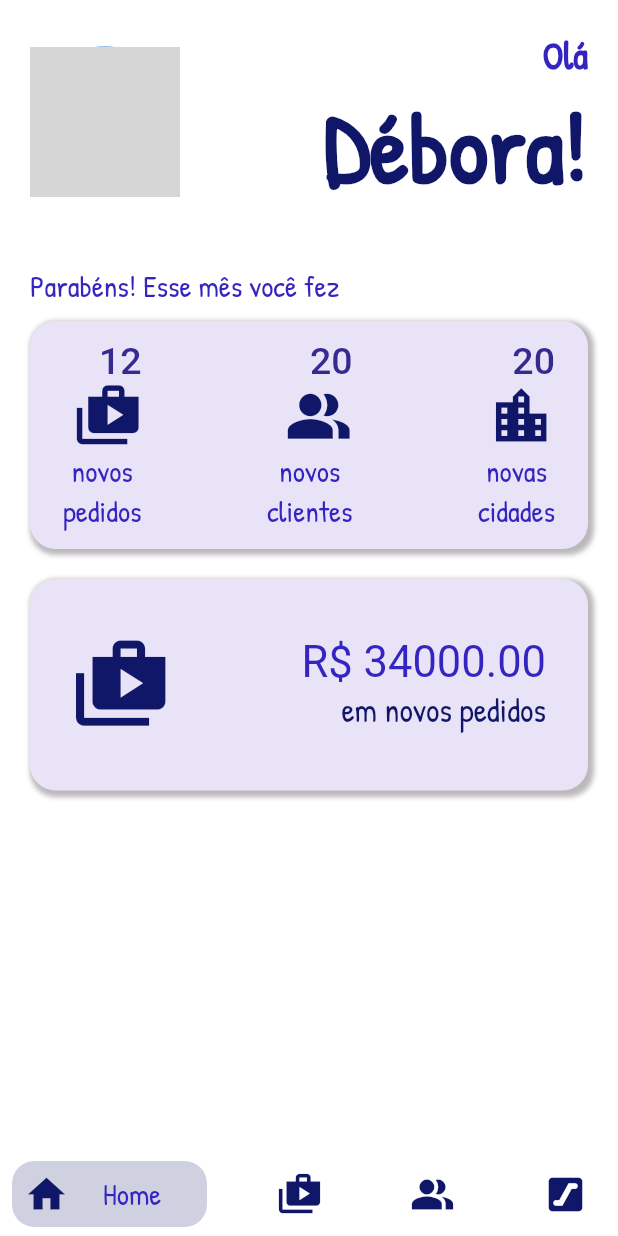
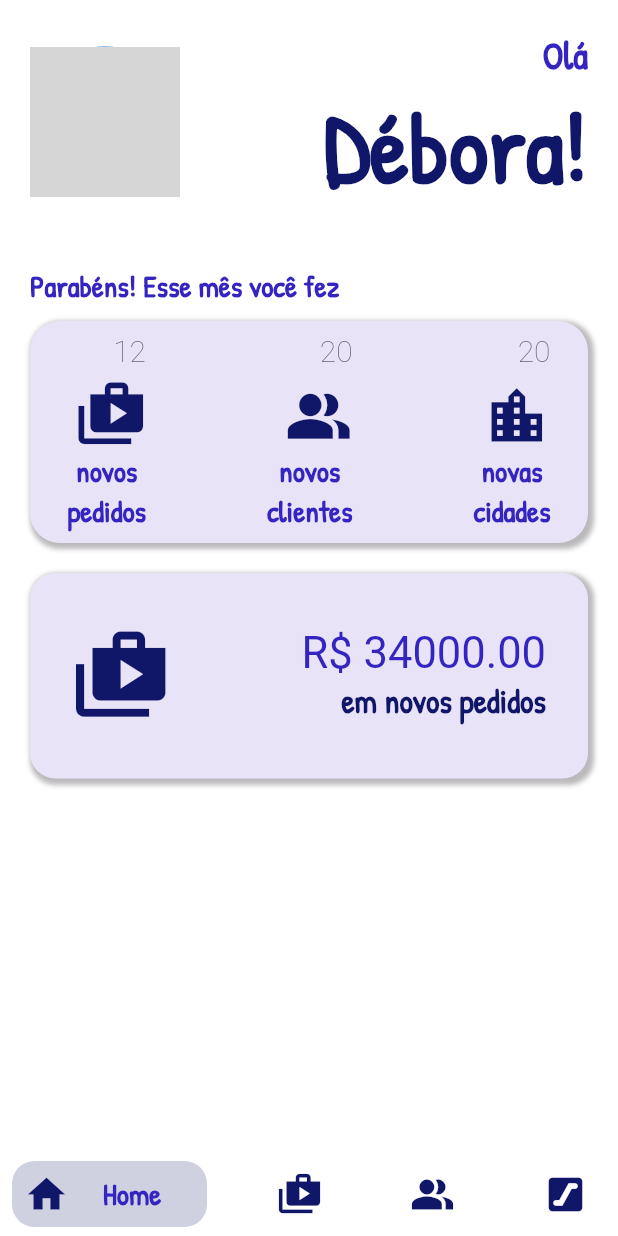
Before and after one commit to DeboraCrist/DesafioLayout, a Flutter app: the screen it shows after launch, on a phone screen of 412 x 824 dp. Run offline on Flutter 3.47's test engine with Material 2 defaults, Android fonts, the light colour scheme and no system bars; drawn by our look-alikes of bottom_navy_bar; our stand-ins replace google_fonts; network calls fail; grey boxes are pictures that could not be loaded.

Commit message:
arrumando detalhes

```diff
--- a/lib/main.dart
+++ b/lib/main.dart
@@ -1,7 +1,8 @@
 import 'package:bottom_navy_bar/bottom_navy_bar.dart';
 import 'package:flutter/material.dart';
 import 'ui/estilo/estilotexto.dart';
-import 'ui/elementos/cards.dart';
+import 'ui/elementos/card1.dart';
+import 'ui/elementos/card2.dart';
 import 'ui/estilo/cores.dart';
 import 'ui/elementos/botao.dart';
 
@@ -83,8 +84,8 @@ class _MyAppState extends State<MyApp> with SingleTickerProviderStateMixin {
           ),
         ),
         bottomNavigationBar: BottomNavyBar(
+          showElevation: false,
           selectedIndex: _indiceAtual,
-          showElevation: false,
           itemCornerRadius: 15,
           backgroundColor: Colors.white,
           curve: Curves.easeIn,
@@ -99,8 +100,9 @@ class _MyAppState extends State<MyApp> with SingleTickerProviderStateMixin {
                 "Home",
                 style: TextoStyles.textoSimples,
               ),
+              textAlign: TextAlign.center,
+              //cor da logo
               activeColor: Colores.primaria,
-              textAlign: TextAlign.center,
             ),
             BottomNavyBarItem(
                 icon: const Icon(Icons.shop_2, size: 30),
@@ -108,24 +110,24 @@ class _MyAppState extends State<MyApp> with SingleTickerProviderStateMixin {
                   "Loja",
                   style: TextoStyles.textoSimples,
                 ),
-                activeColor: Colores.primaria,
-                textAlign: TextAlign.center),
+                textAlign: TextAlign.center,
+                activeColor: Colores.primaria),
             BottomNavyBarItem(
                 icon: const Icon(Icons.people_alt, size: 30),
                 title: Text(
                   "Pessoas",
                   style: TextoStyles.textoSimples,
                 ),
-                activeColor: Colores.primaria,
-                textAlign: TextAlign.center),
+                textAlign: TextAlign.center,
+                activeColor: Colores.primaria),
             BottomNavyBarItem(
                 icon: const Icon(Icons.escalator, size: 30),
                 title: Text(
                   "Dados",
                   style: TextoStyles.textoSimples,
                 ),
-                activeColor: Colores.primaria,
-                textAlign: TextAlign.center),
+                textAlign: TextAlign.center,
+                activeColor: Colores.primaria),
           ],
         ),
       ),
--- a/lib/ui/elementos/cards.dart
+++ b/lib/ui/elementos/card1.dart
@@ -13,8 +13,10 @@ class Carde1 extends StatelessWidget {
 
     return Container(
       decoration: BoxDecoration(
-          borderRadius: BorderRadius.circular(17),
+          borderRadius: BorderRadius.circular(20),
           color: Colores.carde,
+
+          //borda do fundo
           boxShadow: [
             BoxShadow(
               color: const Color.fromARGB(255, 170, 167, 170).withOpacity(0.8),
@@ -25,28 +27,29 @@ class Carde1 extends StatelessWidget {
           ]),
       child: Padding(
         padding: const EdgeInsets.only(
-          top: 12,
-          bottom: 12,
-          right: 22,
-          left: 22,
+          top: 8,
+          bottom: 8,
+          right: 25,
+          left: 25,
         ),
         child: Row(
           mainAxisAlignment: MainAxisAlignment.spaceBetween,
           children: [
             Column(
               crossAxisAlignment: CrossAxisAlignment.end,
-              mainAxisAlignment: MainAxisAlignment.center,
               children: [
                 Text(
                   "$_pedidos",
                   style: TextoStyles.numeroMenor,
                 ),
+                const SizedBox(height: 8),
                 const Icon(
                   Icons.shop_2,
-                  size: 45,
+                  size: 47,
                   color: Colores.primaria,
                 ),
                 Column(
+                  crossAxisAlignment: CrossAxisAlignment.center,
                   children: [
                     Text("novos", style: TextoStyles.textoSimples),
                     Text("pedidos", style: TextoStyles.textoSimples)
@@ -62,12 +65,16 @@ class Carde1 extends StatelessWidget {
                   "$_clientes",
                   style: TextoStyles.numeroMenor,
                 ),
+                const SizedBox(
+                  height: 10,
+                ),
                 const Icon(
                   Icons.people_alt,
                   size: 45,
                   color: Colores.primaria,
                 ),
                 Column(
+                  crossAxisAlignment: CrossAxisAlignment.center,
                   children: [
                     Text("novos", style: TextoStyles.textoSimples),
                     Text("clientes", style: TextoStyles.textoSimples)
@@ -83,12 +90,16 @@ class Carde1 extends StatelessWidget {
                   "$_cidades",
                   style: TextoStyles.numeroMenor,
                 ),
+                const SizedBox(
+                  height: 10,
+                ),
                 const Icon(
                   Icons.location_city,
                   size: 45,
                   color: Colores.primaria,
                 ),
                 Column(
+                  crossAxisAlignment: CrossAxisAlignment.center,
                   children: [
                     Text("novas", style: TextoStyles.textoSimples),
                     Text("cidades", style: TextoStyles.textoSimples)
@@ -102,50 +113,3 @@ class Carde1 extends StatelessWidget {
     );
   }
 }
-
-class Carde2 extends StatelessWidget {
-  const Carde2({Key? key}) : super(key: key);
-
-  @override
-  Widget build(BuildContext context) {
-    double _quantia = 34000;
-
-    return Container(
-      decoration: BoxDecoration(
-          borderRadius: BorderRadius.circular(17),
-          color: Colores.carde,
-          boxShadow: [
-            BoxShadow(
-              color: const Color.fromARGB(255, 170, 167, 170).withOpacity(0.8),
-              blurRadius: 2,
-              spreadRadius: 2,
-              offset: const Offset(2, 2),
-            )
-          ]),
-      child: Padding(
-        padding:
-            const EdgeInsets.only(top: 38, bottom: 38, right: 28, left: 28),
-        child: Row(
-          mainAxisAlignment: MainAxisAlignment.spaceBetween,
-          children: [
-            const Icon(
-              Icons.shop_2,
-              size: 65,
-              color: Colores.primaria,
-            ),
-            Column(
-              crossAxisAlignment: CrossAxisAlignment.end,
-              children: [
-                Text(
-                  "R\$ ${_quantia}0",
-                  style: TextoStyles.dinheiro,
-                ),
-                Text("em novos pedidos", style: TextoStyles.textodinheiro),
-              ],
-            )
-          ],
-        ),
-      ),
-    );
-  }
-}
--- /dev/null
+++ b/lib/ui/elementos/card2.dart
@@ -0,0 +1,50 @@
+import 'package:flutter/material.dart';
+import 'package:prova_application_1/ui/estilo/cores.dart';
+import 'package:prova_application_1/ui/estilo/estilotexto.dart';
+
+class Carde2 extends StatelessWidget {
+  const Carde2({Key? key}) : super(key: key);
+
+  @override
+  Widget build(BuildContext context) {
+    double _quantia = 34000;
+
+    return Container(
+      decoration: BoxDecoration(
+          borderRadius: BorderRadius.circular(17),
+          color: Colores.carde,
+          boxShadow: [
+            BoxShadow(
+              color: const Color.fromARGB(255, 170, 167, 170).withOpacity(0.8),
+              blurRadius: 2,
+              spreadRadius: 2,
+              offset: const Offset(2, 2),
+            )
+          ]),
+      child: Padding(
+        padding:
+            const EdgeInsets.only(top: 36, bottom: 36, right: 28, left: 28),
+        child: Row(
+          mainAxisAlignment: MainAxisAlignment.spaceBetween,
+          children: [
+            const Icon(
+              Icons.shop_2,
+              size: 65,
+              color: Colores.primaria,
+            ),
+            Column(
+              crossAxisAlignment: CrossAxisAlignment.end,
+              children: [
+                Text(
+                  "R\$ ${_quantia}0",
+                  style: TextoStyles.dinheiro,
+                ),
+                Text("em novos pedidos", style: TextoStyles.textodinheiro),
+              ],
+            )
+          ],
+        ),
+      ),
+    );
+  }
+}
--- a/lib/ui/estilo/estilotexto.dart
+++ b/lib/ui/estilo/estilotexto.dart
@@ -13,13 +13,16 @@ class TextoStyles {
       fontSize: 65, color: Colores.primaria, fontWeight: FontWeight.bold);
 
   static final numeroMenor = GoogleFonts.concertOne(
-      fontSize: 25, color: Colores.detalhes, fontWeight: FontWeight.w500);
+    fontSize: 20,
+    color: Color.fromARGB(255, 95, 93, 107),
+    fontWeight: FontWeight.w200,
+  );
 
   static final textoSimples = GoogleFonts.patrickHand(
-      fontSize: 20, color: Colores.secondaria, fontWeight: FontWeight.w500);
+      fontSize: 20, color: Colores.secondaria, fontWeight: FontWeight.w700);
 
   static final textodinheiro = GoogleFonts.patrickHand(
-      fontSize: 22, color: Colores.primaria, fontWeight: FontWeight.w500);
+      fontSize: 22, color: Colores.primaria, fontWeight: FontWeight.w700);
 
   static final dinheiro =
       GoogleFonts.concertOne(fontSize: 29, color: Colores.secondaria);
```
